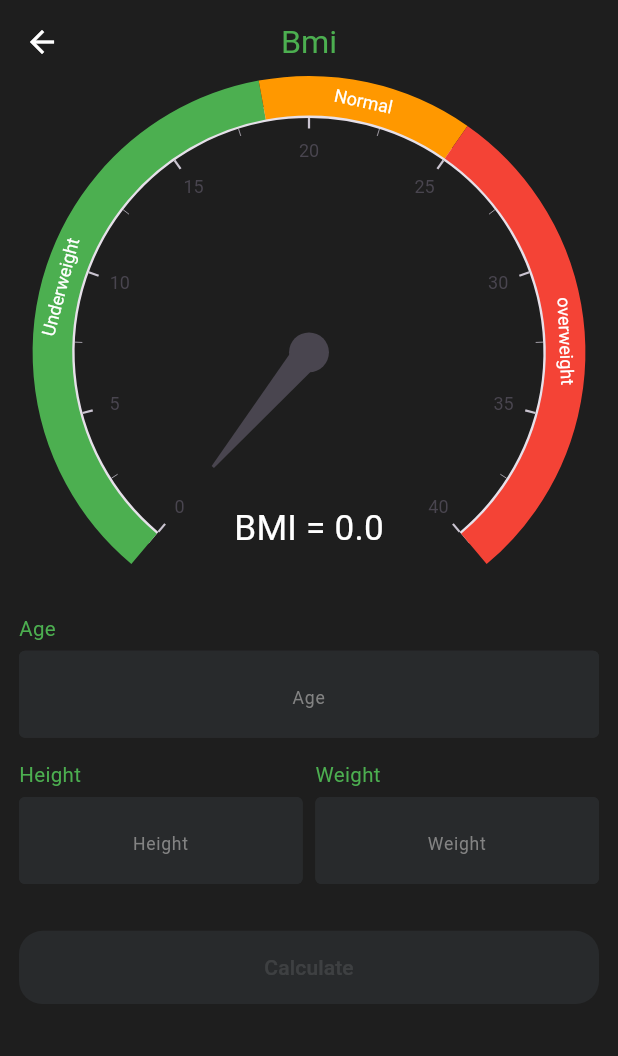
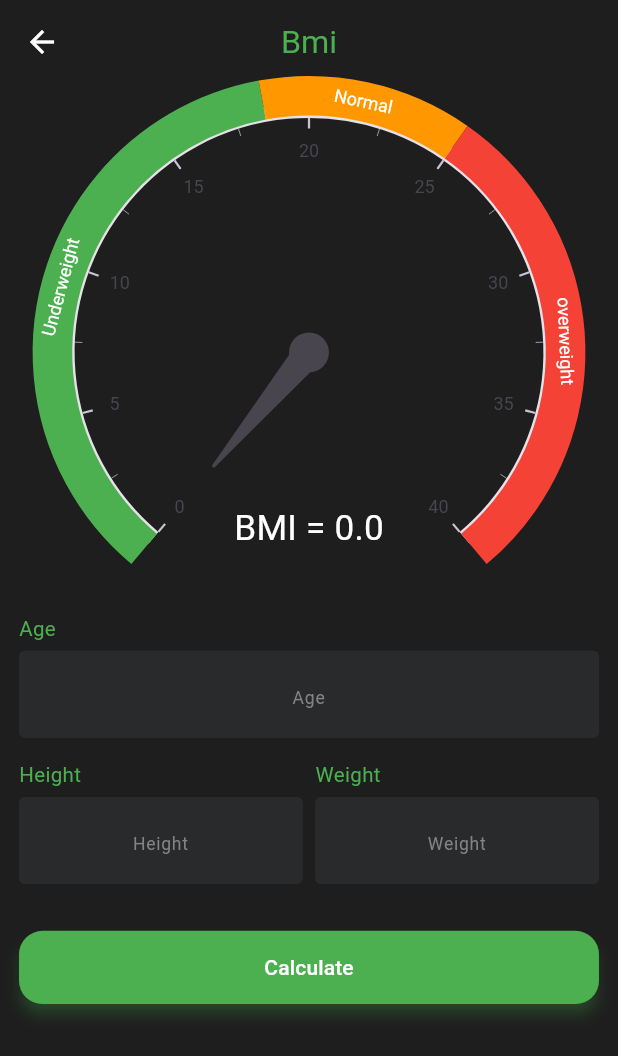
Before and after one commit to alaa747474/bmi, a Flutter app: the BmiCalculatorScreen screen opened by its route, on a phone screen of 412 x 824 dp. Shown: the top 1056 px of the screen. Run offline on Flutter 3.47's test engine with Material 3 defaults, Android fonts, the phone set to English and light mode, and no system bars; drawn by our look-alikes of syncfusion_flutter_gauges; our stand-ins replace bloc, cloud_firestore, dartz, equatable, firebase_auth, firebase_core and 4 more; missing offline and left inert: firebase_pagination; accounts and stored records are empty.

Commit message:
Finish App :octocat:

```diff
--- a/lib/core/components/custom_text_field.dart
+++ b/lib/core/components/custom_text_field.dart
@@ -16,9 +16,6 @@ class CustomTextField extends StatelessWidget {
         Text(hintText,style: TextStyle(color: Theme.of(context).primaryColor),),
         SizedBox(height: 4.h,),
         TextFormField(
-          onTapOutside: (event) {
-            FocusManager.instance.primaryFocus?.unfocus();
-          },
           controller: controller,
           keyboardAppearance: Brightness.dark,
            keyboardType: TextInputType.number,
--- a/lib/core/config/theme/app_theme.dart
+++ b/lib/core/config/theme/app_theme.dart
@@ -8,6 +8,9 @@ class AppTheme {
         backgroundColor: Color(0xff1E1E1E),
       ),
       iconTheme: const IconThemeData(color: Colors.green),
+      dialogTheme:  DialogTheme(backgroundColor: const Color(0xff282A2C),shape: RoundedRectangleBorder(
+        borderRadius: BorderRadius.circular(16.r)
+      )),
       appBarTheme: AppBarTheme(
           scrolledUnderElevation:0,
           backgroundColor: Colors.transparent,
--- a/lib/core/service/service_locator.dart
+++ b/lib/core/service/service_locator.dart
@@ -29,5 +29,4 @@ Future<void> setUpServiceLocator() async {
    //* BLOCS
  sl.registerFactory<AuthCubit>(() => AuthCubit(sl()));
  sl.registerFactory<BmiCalculatorCubit>(() => BmiCalculatorCubit(sl()));
-// sl.registerSingleton<BmiCalculatorCubit>(BmiCalculatorCubit(sl()));
 }
--- a/lib/modules/bmi_calculator/presentaion/cubit/bmi_calculator_cubit.dart
+++ b/lib/modules/bmi_calculator/presentaion/cubit/bmi_calculator_cubit.dart
@@ -81,10 +81,8 @@ class BmiCalculatorCubit extends Cubit<BmiCalculatorState> {
     if (ageController.text.isEmpty ||
         weightController.text.isEmpty ||
         heightController.text.isEmpty) {
-       emit(BmiCalculatorInitial());
       return true;
     } else {
-      emit(BmiCalculatorInitial());
       return false;
     }
 
```
Also changed, not shown: lib/modules/bmi_calculator/presentaion/screens/bmi_calculator_screen.dart (+14 -3 lines).
